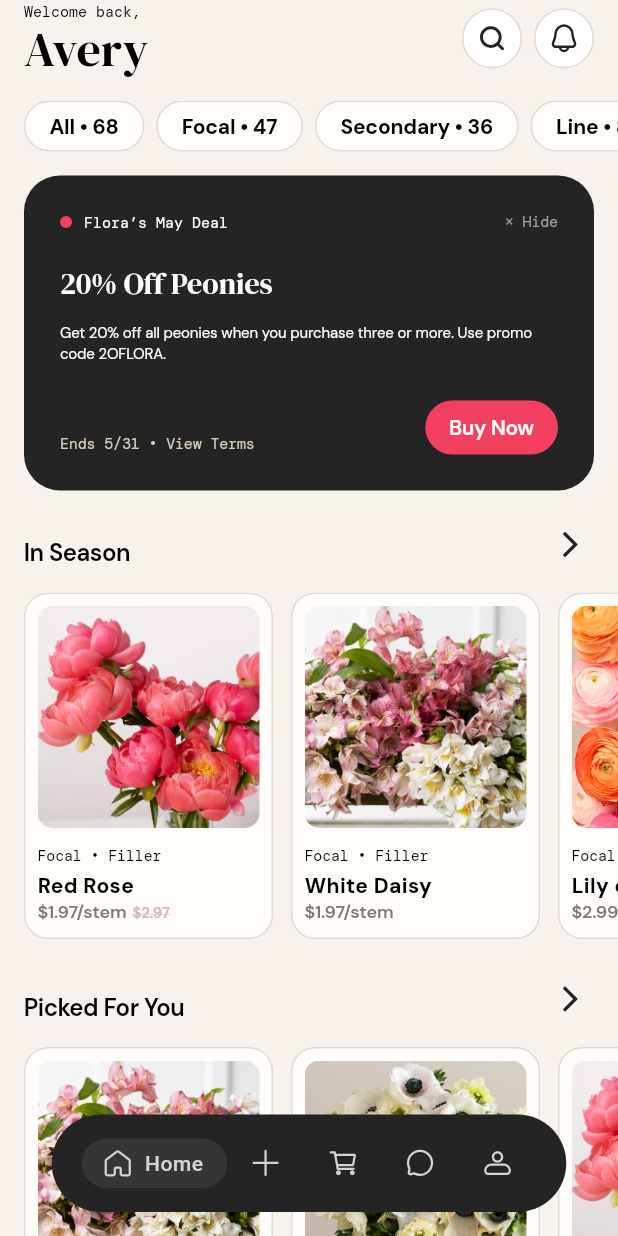
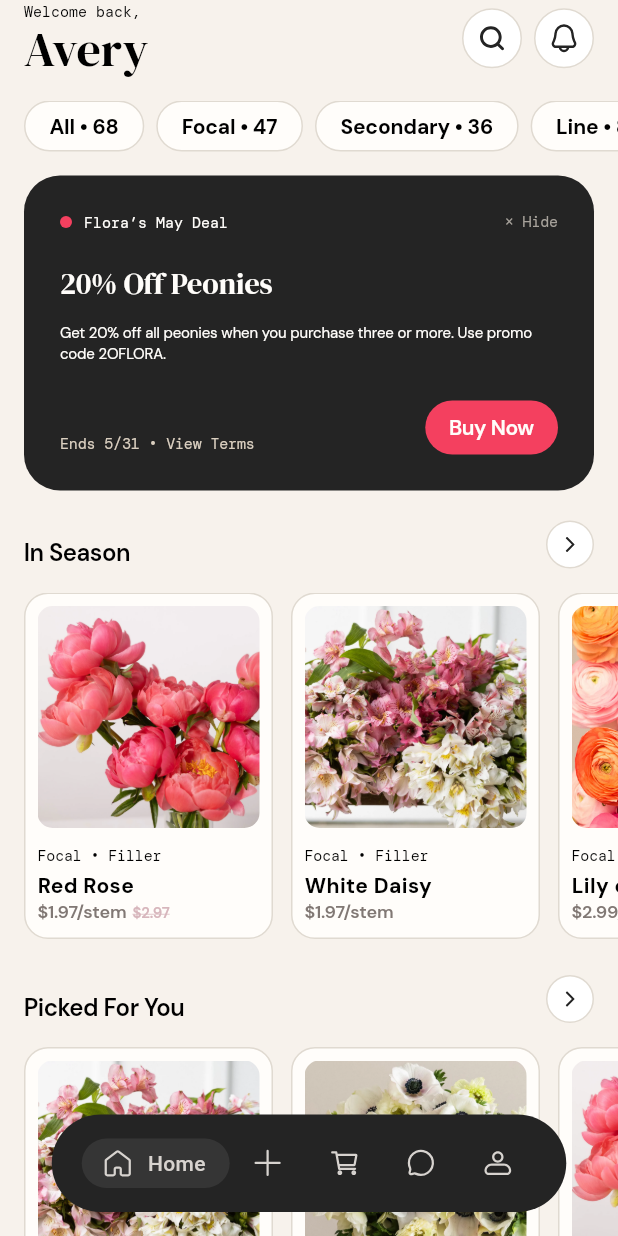
Before and after one commit to myuma24/flora, a Flutter app: the screen it shows after launch, on a phone screen of 412 x 824 dp. Run offline on Flutter 3.47's test engine with Material 3 defaults, Android fonts, the phone set to English and light mode, and no system bars; our stand-ins replace flutter_svg, go_router, google_fonts.

Commit message:
fixed app_icon

```diff
--- a/lib/core/widgets/app_icon.dart
+++ b/lib/core/widgets/app_icon.dart
@@ -33,23 +33,18 @@ class AppIcon extends StatelessWidget {
 
   @override
   Widget build(BuildContext context) {
-    // 1. If overrideSize is set, render the raw SvgPicture without the circular container
+    final double iconSize;
+    final double containerSize;
+
     if (overrideSize != null) {
-      return SvgPicture.asset(
-        'assets/icons/$type.svg',
-        width: overrideSize,
-        height: overrideSize,
-        colorFilter: color != null
-            ? ColorFilter.mode(color!, BlendMode.srcIn)
-            : null,
-      );
+      containerSize = overrideSize!;
+      iconSize = iconOnly ? overrideSize! : overrideSize! * 0.6; // Scale internal icon proportionally unless iconOnly is true
+    } else {
+      iconSize = size == AppIconSize.small ? 14.0 : 24.0;
+      containerSize = iconOnly
+          ? iconSize
+          : (size == AppIconSize.small ? 24.0 : 40.0);
     }
-
-    // 2. Otherwise, calculate sizes based on the new 24x24 SVG baseline
-    final double iconSize = size == AppIconSize.small ? 14.0 : 24.0;
-    final double containerSize = iconOnly
-        ? iconSize
-        : (size == AppIconSize.small ? 24.0 : 40.0);
 
     final Color backgroundColor = fillColor ?? (active ? Colors.white : AppColors.offWhite);
     final Color borderStrokeColor = strokeColor ?? AppColors.strokeColor;
--- a/lib/features/navigation/widgets/nav_button.dart
+++ b/lib/features/navigation/widgets/nav_button.dart
@@ -31,15 +31,13 @@ class NavButton extends StatelessWidget {
             mainAxisSize: MainAxisSize.min,
             crossAxisAlignment: CrossAxisAlignment.center,
             children: [
-              AppIcon(icon, color: textColor, overrideSize: 24.0),
-              const SizedBox(width: 6.0),
+              AppIcon(icon, color: textColor, iconOnly: true),
+              const SizedBox(width: 8.0),
               Text(
                 label,
                 style: GoogleFonts.googleSansFlex(
                   color: textColor,
                   fontWeight: FontWeight.w500,
-                  height: 1.4,
-                  letterSpacing: 12.0 * 0.03,
                 ),
               ),
             ],
@@ -47,7 +45,7 @@ class NavButton extends StatelessWidget {
         ),
       );
     } else {
-      return AppIcon(icon, color: textColor, overrideSize: 24.0);
+      return AppIcon(icon, color: textColor, iconOnly: true);
     }
   }
 }
--- a/lib/features/search/pages/search_page.dart
+++ b/lib/features/search/pages/search_page.dart
@@ -184,6 +184,7 @@ class _SearchPageState extends State<SearchPage> {
           const AppIcon(
             "search_new",
             overrideSize: 20.0,
+            iconOnly: true,
             color: AppColors.subLabelDarker,
           ),
           const SizedBox(width: 8.0),
```
